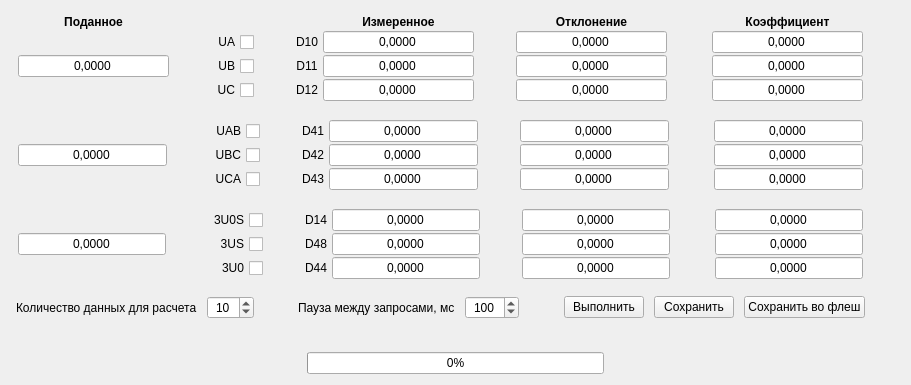
Old version of the form classes/calibrationwidget/calibrationwidgetpower.ui in the repository vlarry/configurator.
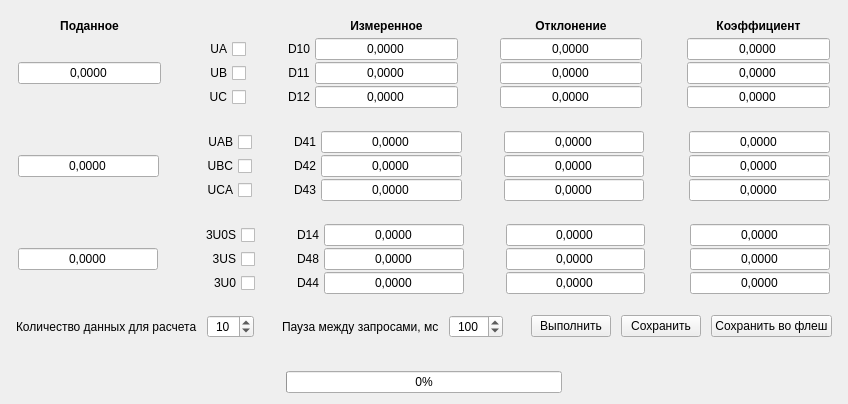
New version of the form.

Diff of the .ui file:
```diff
--- a/classes/calibrationwidget/calibrationwidgetpower.ui
+++ b/classes/calibrationwidget/calibrationwidgetpower.ui
@@ -6,12 +6,12 @@
    <rect>
     <x>0</x>
     <y>0</y>
-    <width>911</width>
-    <height>377</height>
+    <width>848</width>
+    <height>404</height>
    </rect>
   </property>
   <property name="sizePolicy">
-   <sizepolicy hsizetype="Preferred" vsizetype="Fixed">
+   <sizepolicy hsizetype="Fixed" vsizetype="Fixed">
     <horstretch>0</horstretch>
     <verstretch>0</verstretch>
    </sizepolicy>
@@ -19,14 +19,9 @@
   <property name="windowTitle">
    <string>Form</string>
   </property>
-  <layout class="QVBoxLayout" name="verticalLayout_2">
-   <item>
-    <layout class="QHBoxLayout" name="horizontalLayout_4">
+  <layout class="QVBoxLayout" name="verticalLayoutMain">
      <item>
       <layout class="QVBoxLayout" name="verticalLayoutCentral">
-       <property name="spacing">
-        <number>2</number>
-       </property>
        <property name="leftMargin">
         <number>5</number>
        </property>
@@ -1504,21 +1499,6 @@
           </widget>
          </item>
         </layout>
-       </item>
-      </layout>
-     </item>
-     <item>
-      <spacer name="horizontalSpacer">
-       <property name="orientation">
-        <enum>Qt::Horizontal</enum>
-       </property>
-       <property name="sizeHint" stdset="0">
-        <size>
-         <width>40</width>
-         <height>20</height>
-        </size>
-       </property>
-      </spacer>
      </item>
     </layout>
    </item>
```
Lines whose indentation alone changed are shown as unchanged.
